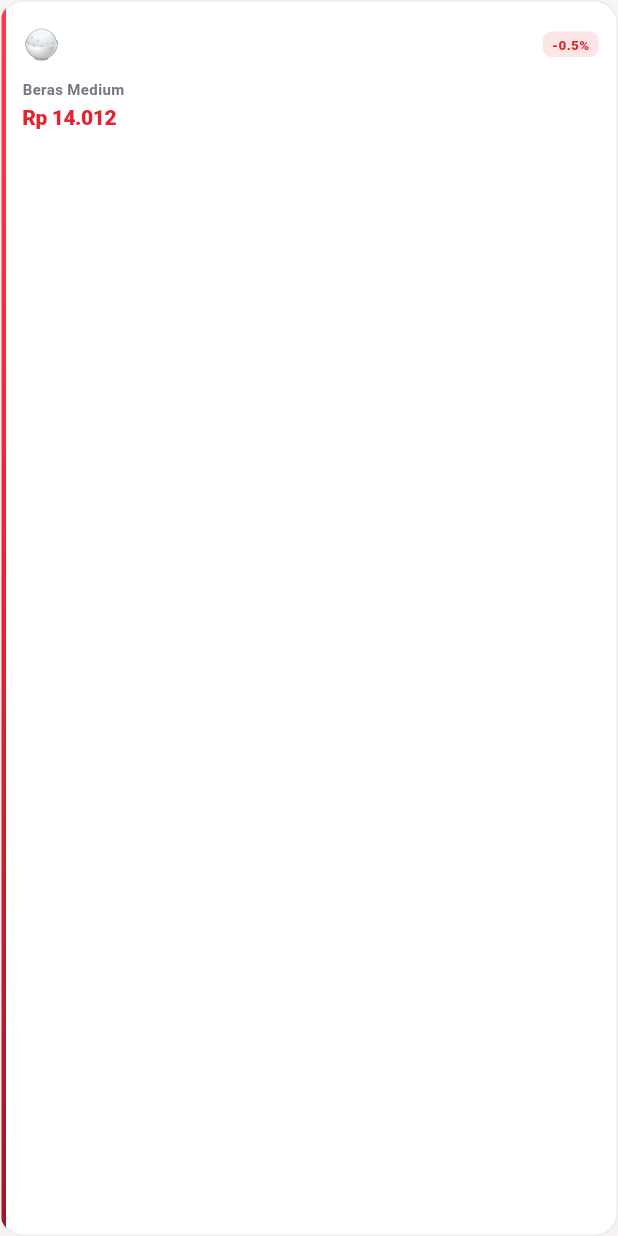
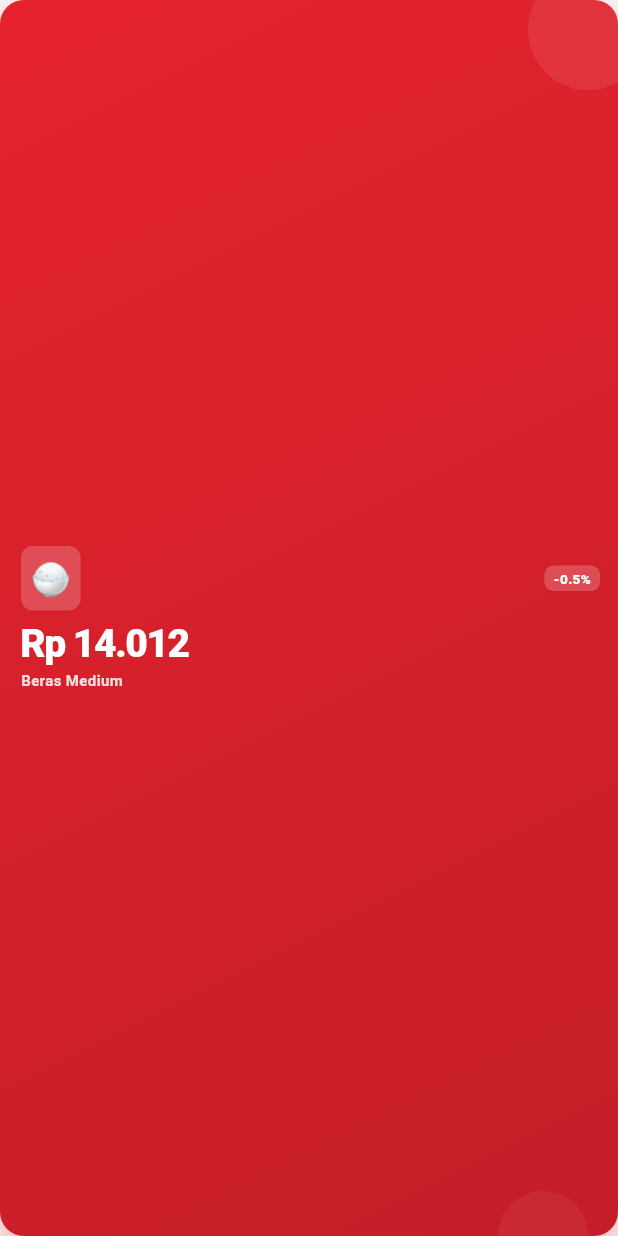
Before and after one commit to sazwarriyadhs/nusadhipa-business-mobile, a Flutter app: the _InsightCard widget shown alone on an empty page, opened directly, on a phone screen of 412 x 824 dp. Run offline on Flutter 3.47's test engine with Material 3 defaults, Android fonts, the phone set to English and light mode, and no system bars; our stand-ins replace image_picker, pdf, printing, shared_preferences; accounts and stored records are empty; network calls fail.

Commit message:
feat(ui): gradient metric cards + white icons/values

```diff
--- a/lib/screens/dashboard_page.dart
+++ b/lib/screens/dashboard_page.dart
@@ -72,7 +72,7 @@ class _DashboardPageState extends State<DashboardPage> {
                 physics: const NeverScrollableScrollPhysics(),
                 crossAxisSpacing: 12,
                 mainAxisSpacing: 12,
-                childAspectRatio: 1.15,
+                childAspectRatio: 1.55,
                 children: [
                   Metric(
                     'Produk aktif',
@@ -321,48 +321,82 @@ class _InsightCard extends StatelessWidget {
     return Container(
       clipBehavior: Clip.antiAlias,
       decoration: BoxDecoration(
-        color: Colors.white,
+        gradient: const LinearGradient(
+          begin: Alignment.topLeft,
+          end: Alignment.bottomRight,
+          colors: [
+            Color(0xFFE5232E),
+            Color(0xFFC41E28),
+          ],
+        ),
         borderRadius: BorderRadius.circular(16),
-        border: Border.all(color: line),
         boxShadow: [
           BoxShadow(
-            color: brandRed.withValues(alpha: 0.05),
-            blurRadius: 12,
-            offset: const Offset(0, 4),
+            color: brandRed.withValues(alpha: 0.35),
+            blurRadius: 16,
+            offset: const Offset(0, 8),
           ),
         ],
       ),
       child: Stack(
         children: [
+          // Decorative circle (pojok kanan atas)
           Positioned(
-            left: 0,
-            top: 0,
-            bottom: 0,
+            right: -20,
+            top: -20,
             child: Container(
-              width: 3,
-              decoration: const BoxDecoration(gradient: brandGradient),
+              width: 80,
+              height: 80,
+              decoration: BoxDecoration(
+                color: Colors.white.withValues(alpha: 0.08),
+                shape: BoxShape.circle,
+              ),
             ),
           ),
+          Positioned(
+            right: 20,
+            bottom: -30,
+            child: Container(
+              width: 60,
+              height: 60,
+              decoration: BoxDecoration(
+                color: Colors.white.withValues(alpha: 0.05),
+                shape: BoxShape.circle,
+              ),
+            ),
+          ),
+          // Content
           Padding(
             padding: const EdgeInsets.fromLTRB(14, 14, 12, 14),
             child: Column(
               crossAxisAlignment: CrossAxisAlignment.start,
+              mainAxisAlignment: MainAxisAlignment.center,
               children: [
                 Row(
                   children: [
-                    Text(icon, style: const TextStyle(fontSize: 20)),
+                    Container(
+                      padding: const EdgeInsets.all(6),
+                      decoration: BoxDecoration(
+                        color: Colors.white.withValues(alpha: 0.2),
+                        borderRadius: BorderRadius.circular(8),
+                      ),
+                      child: Text(
+                        icon,
+                        style: const TextStyle(fontSize: 22),
+                      ),
+                    ),
                     const Spacer(),
                     Container(
                       padding: const EdgeInsets.symmetric(
                           horizontal: 6, vertical: 2),
                       decoration: BoxDecoration(
-                        color: trendColor.withValues(alpha: 0.12),
+                        color: Colors.white.withValues(alpha: 0.2),
                         borderRadius: BorderRadius.circular(6),
                       ),
                       child: Text(
                         trend,
-                        style: TextStyle(
-                          color: trendColor,
+                        style: const TextStyle(
+                          color: Colors.white,
                           fontSize: 9,
                           fontWeight: FontWeight.w900,
                         ),
@@ -372,21 +406,22 @@ class _InsightCard extends StatelessWidget {
                 ),
                 const SizedBox(height: 8),
                 Text(
-                  label,
+                  value,
                   style: const TextStyle(
-                    fontSize: 10,
-                    color: muted,
-                    fontWeight: FontWeight.w600,
+                    fontSize: 26,
+                    fontWeight: FontWeight.w900,
+                    color: Colors.white,
+                    letterSpacing: -1,
+                    height: 1.1,
                   ),
                 ),
                 const SizedBox(height: 2),
                 Text(
-                  value,
-                  style: const TextStyle(
-                    fontSize: 14,
-                    fontWeight: FontWeight.w900,
-                    color: brandRed,
-                    letterSpacing: -0.3,
+                  label,
+                  style: TextStyle(
+                    fontSize: 10,
+                    color: Colors.white.withValues(alpha: 0.85),
+                    fontWeight: FontWeight.w600,
                   ),
                 ),
               ],
```
